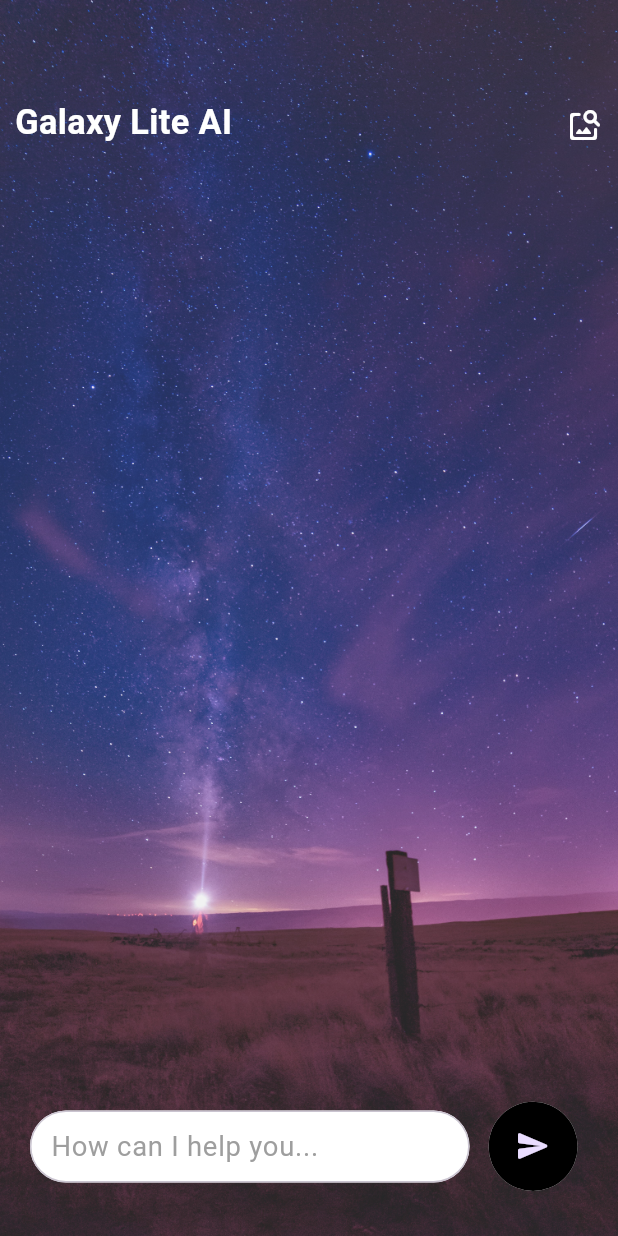
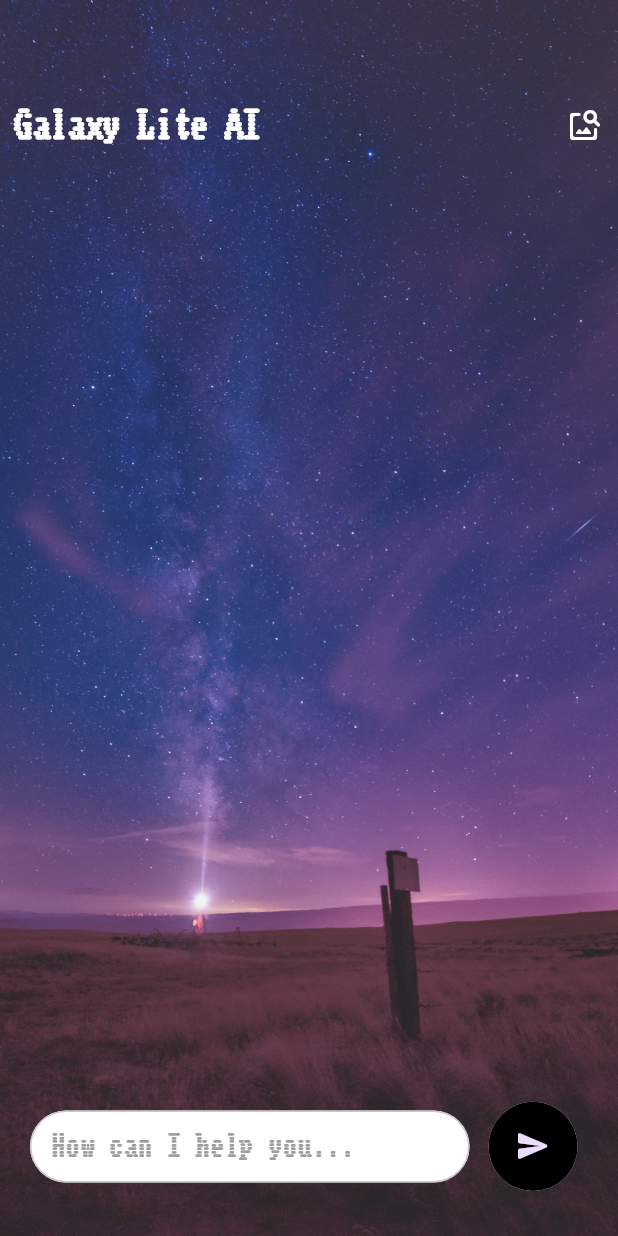
Before and after one commit to maheshsesetti/flutter_Galaxy_AI_chat, a Flutter app: the screen it shows after launch, on a phone screen of 412 x 824 dp. Run offline on Flutter 3.47's test engine with Material 3 defaults, Android fonts, the phone set to English and light mode, and no system bars; our stand-ins replace dio, flutter_bloc, flutter_screenutil, lottie.

Commit message:
change font in flutter

```diff
--- a/lib/main.dart
+++ b/lib/main.dart
@@ -20,12 +20,12 @@ class MainApp extends StatelessWidget {
         return MaterialApp(
             debugShowCheckedModeBanner: false,
             theme: ThemeData(
-                fontFamily: 'Sixtyfour',
+                fontFamily: 'Workbench',
                 brightness: Brightness.dark,
                 scaffoldBackgroundColor: Colors.grey.shade400,
                 primaryColor: Colors.cyan.shade400,
                 textTheme:
-                    Typography.englishLike2018.apply(fontSizeFactor: 1.sp)),
+                    Typography.englishLike2018.apply(fontSizeFactor: 1.sp,fontFamily: 'Workbench')),
             home: child);
       },
       child: const HomePage(),
--- a/lib/page/home_page.dart
+++ b/lib/page/home_page.dart
@@ -43,7 +43,9 @@ class HomePage extends StatelessWidget {
                             Text(
                               "Galaxy Lite AI",
                               style: TextStyle(
-                                  fontSize: 20.sp, fontWeight: FontWeight.bold,fontFamily: 'Sixtyfour'),
+                                  fontSize: 20.sp,
+                                  fontWeight: FontWeight.bold,
+                                  ),
                             ),
                             const Icon(
                               Icons.image_search_rounded,
@@ -80,7 +82,7 @@ class HomePage extends StatelessWidget {
                                       Text(
                                         "${messages[index].parts?.first.text}",
                                         style: TextStyle(
-                                            fontSize: 20.sp,
+                                            fontSize: 18.sp,
                                             color: Colors.white),
                                       ),
                                     ],
```
Also changed, not shown: pubspec.yaml (+9 -4 lines), 5 other files.
